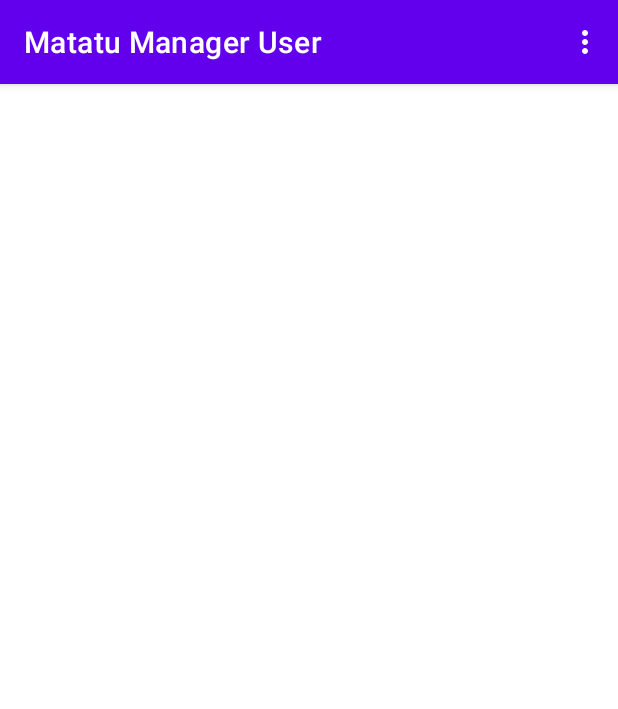
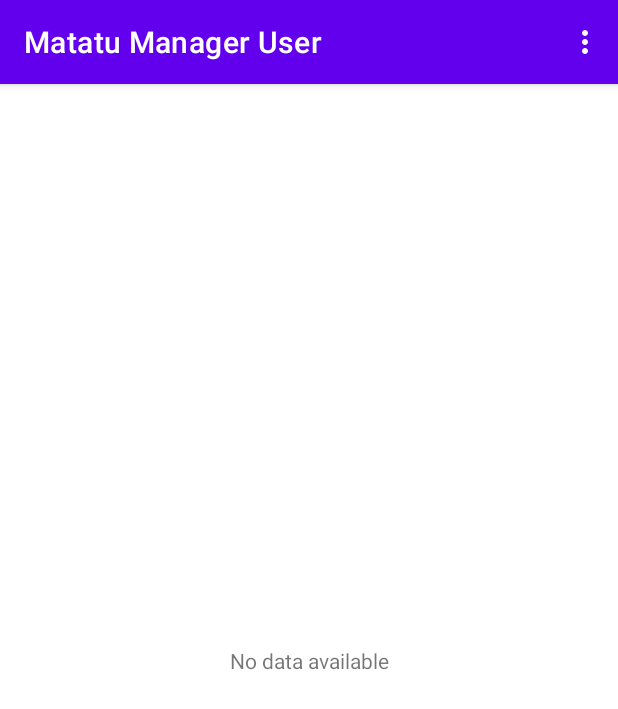
Before and after one commit to embashbaz/Mat-manager-driver, an Android app: the IssueFragment screen opened through its navigation route, on a phone screen of 412 x 824 dp. Shown: the top 709 px of the screen. Run offline under Robolectric (Android 15) with nearby library versions, the phone set to English and light mode, and no system bars; our stand-ins replace Dagger/Hilt's generated code, Firebase (no records; nobody signed in at launch, a user with empty details on screens opened directly); 1 statement that could not run was skipped.

Commit message:
can now show progress bar and nodata text

```diff
--- a/app/src/main/java/com/example/matatumanageruser/ui/issueDetail/IssueDetailDialog.kt
+++ b/app/src/main/java/com/example/matatumanageruser/ui/issueDetail/IssueDetailDialog.kt
@@ -46,8 +46,9 @@ class IssueDetailDialog(val type: Boolean, var issue: Issue?) : DialogFragment()
     }
 
     private fun changeViewBehaviour() {
-        issueDetailBinding.commentIssueDialog.visibility = View.INVISIBLE
+        issueDetailBinding.saveIssueBt.visibility = View.INVISIBLE
         issueDetailBinding.commentIssueDialog.isEnabled = false
+        issueDetailBinding.plateIssueDialog.isEnabled = false
     }
 
     @SuppressLint("SetTextI18n")
@@ -57,7 +58,7 @@ class IssueDetailDialog(val type: Boolean, var issue: Issue?) : DialogFragment()
             issueDetailBinding.commentIssueDialog.editText!!.setText(issue!!.comment)
             issueDetailBinding.moreInfoIssueDetailTxt.setText(
                 issue!!.date + "\n"+
-                                                             issue!!.busPlate + "\n"+
+
                                                             issue!!.reason + "\n"+
                                                             issue!!.status)
 
--- a/app/src/main/java/com/example/matatumanageruser/ui/issues/IssueFragment.kt
+++ b/app/src/main/java/com/example/matatumanageruser/ui/issues/IssueFragment.kt
@@ -31,11 +31,16 @@ class IssueFragment : Fragment(), IssueDetailDialog.IssueDetailDialogListener {
         issueBinding = FragmentIssueBinding.inflate(inflater, container, false)
         val view = issueBinding.root
         defaultRecyclerAdapter = DefaultRecyclerAdapter { issue -> onIssueClicked(issue) }
-        getIssues()
+
 
         newIssue()
 
         return view
+    }
+
+    override fun onResume() {
+        super.onResume()
+        getIssues()
     }
 
     private fun newIssue() {
@@ -54,8 +59,25 @@ class IssueFragment : Fragment(), IssueDetailDialog.IssueDetailDialogListener {
         issueListViewModel.issueList.observe(viewLifecycleOwner, {
             when(it){
                 is IssuesViewModel.IssueStatus.Success -> {
+
+                    if(!it.issues.isEmpty()){
+
                     defaultRecyclerAdapter.setData(it.issues as ArrayList<Any>)
                     setRecyclerView()
+                        hideNoDataText()
+                        hideProgressBar()
+                    }else{
+                        showNoDataText()
+                    }
+                }
+                is IssuesViewModel.IssueStatus.Failed ->{
+                    showNoDataText()
+                    hideProgressBar()
+                }
+
+                is IssuesViewModel.IssueStatus.Loading ->{
+                    showProgressBar()
+                    hideNoDataText()
                 }
             }
         })
@@ -83,6 +105,22 @@ class IssueFragment : Fragment(), IssueDetailDialog.IssueDetailDialogListener {
         issueDialog.show(parentFragmentManager, "Issue")
     }
 
+    private fun hideNoDataText(){
+        issueBinding.noDataTxtIssueList.visibility = View.INVISIBLE
+    }
+
+    private fun hideProgressBar(){
+       issueBinding.progressBarIssueList.visibility = View.INVISIBLE
+    }
+
+    private fun showNoDataText(){
+        issueBinding.noDataTxtIssueList.visibility = View.VISIBLE
+    }
+
+    private fun showProgressBar(){
+        issueBinding.progressBarIssueList.visibility = View.VISIBLE
+    }
+
     override fun onCreateOptionsMenu(menu: Menu, inflater: MenuInflater) {
         inflater.inflate(R.menu.issue_list_menu, menu)
     }
--- a/app/src/main/res/layout/fragment_issue.xml
+++ b/app/src/main/res/layout/fragment_issue.xml
@@ -20,4 +20,26 @@
         app:layout_constraintStart_toStartOf="parent"
         app:layout_constraintTop_toTopOf="parent"
         tools:listitem="@layout/general_recycler_item" />
+
+    <ProgressBar
+        android:id="@+id/progressBar_issue_list"
+        style="?android:attr/progressBarStyle"
+        android:layout_width="wrap_content"
+        android:layout_height="wrap_content"
+        android:visibility="invisible"
+        app:layout_constraintBottom_toBottomOf="parent"
+        app:layout_constraintEnd_toEndOf="parent"
+        app:layout_constraintStart_toStartOf="parent"
+        app:layout_constraintTop_toTopOf="parent" />
+
+    <TextView
+        android:id="@+id/no_data_txt_issue_list"
+        android:layout_width="wrap_content"
+        android:layout_height="wrap_content"
+        android:text="No data available"
+        android:visibility="invisible"
+        app:layout_constraintBottom_toBottomOf="parent"
+        app:layout_constraintEnd_toEndOf="parent"
+        app:layout_constraintStart_toStartOf="parent"
+        app:layout_constraintTop_toTopOf="parent" />
 </androidx.constraintlayout.widget.ConstraintLayout>
```
Also changed, not shown: app/src/main/java/com/example/matatumanageruser/ui/expenses/ExpenseListFragment.kt (+47 -4 lines), app/src/main/java/com/example/matatumanageruser/ui/login/LoginFragment.kt (+13 -0 lines), app/src/main/res/layout/fragment_expense_list.xml (+22 -0 lines), app/src/main/res/layout/fragment_login.xml (+11 -0 lines).
